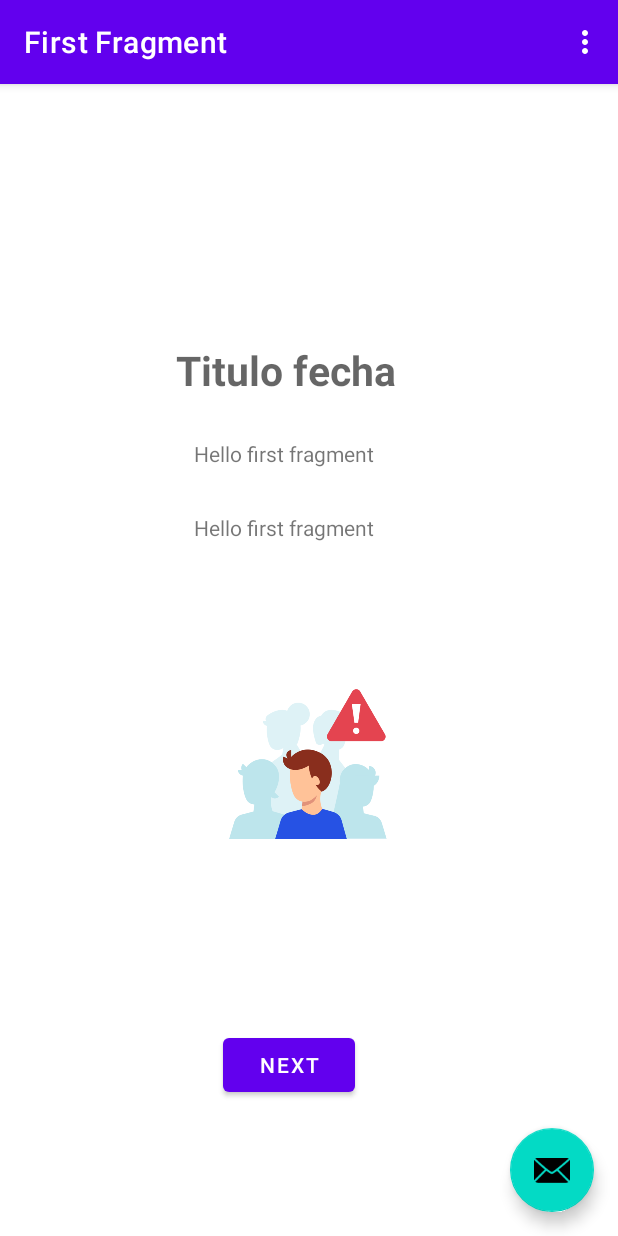
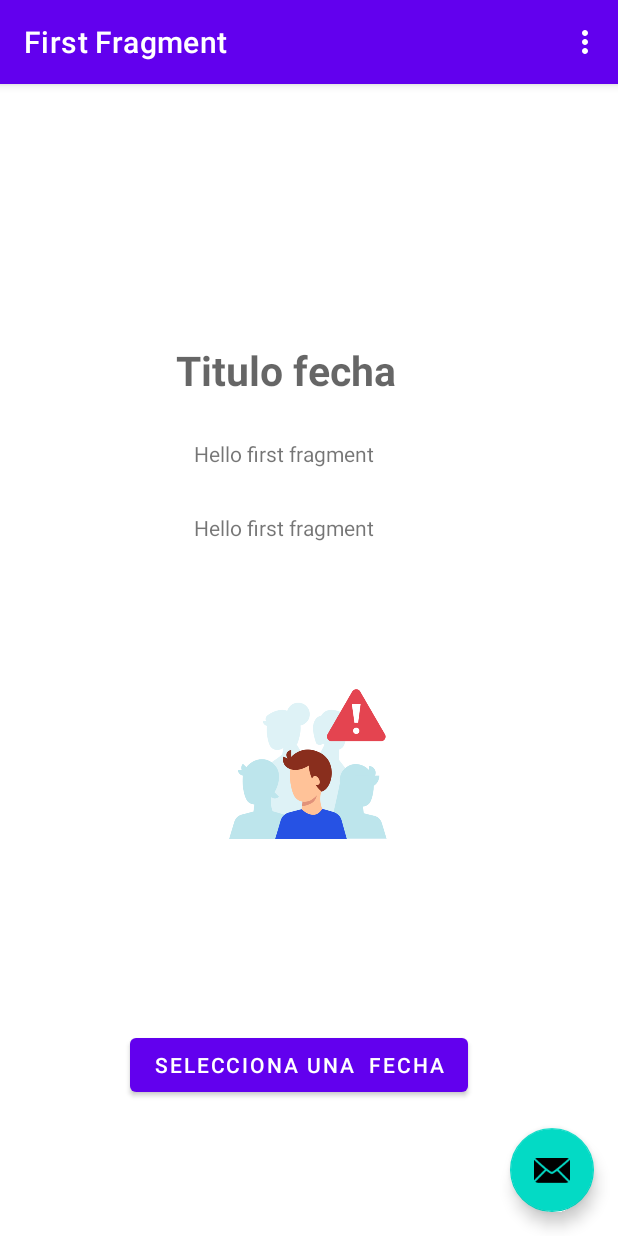
Before and after one commit to JesusDevs/Corona, an Android app: the screen it shows after launch (MainActivity), on a phone screen of 412 x 824 dp. Run offline under Robolectric (Android 15) with nearby library versions, the phone set to English and light mode, and no system bars; our stand-ins replace navigation-ui.

Commit message:
cambiar nombre button

```diff
--- a/app/src/main/res/layout/fragment_first.xml
+++ b/app/src/main/res/layout/fragment_first.xml
@@ -61,7 +61,7 @@
         android:layout_marginStart="25dp"
         android:layout_marginTop="37dp"
         android:layout_marginEnd="25dp"
-        android:text="@string/next"
+        android:text="Selecciona una  Fecha"
         app:layout_constraintBottom_toBottomOf="parent"
         app:layout_constraintEnd_toEndOf="parent"
         app:layout_constraintHorizontal_bias="0.452"
```
